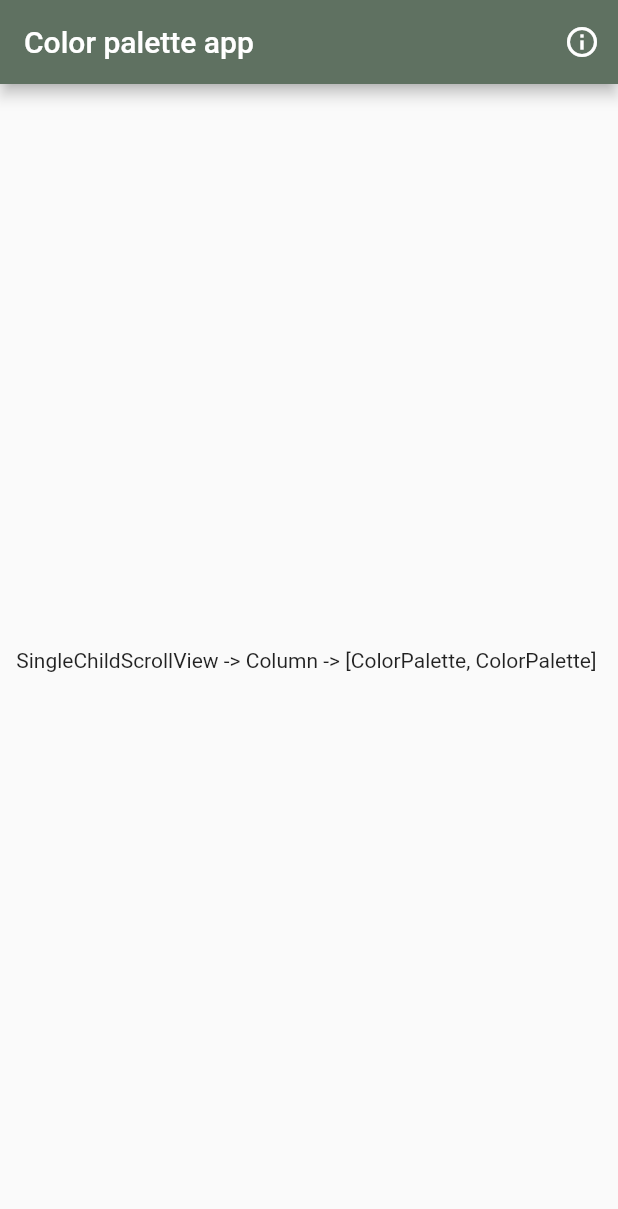
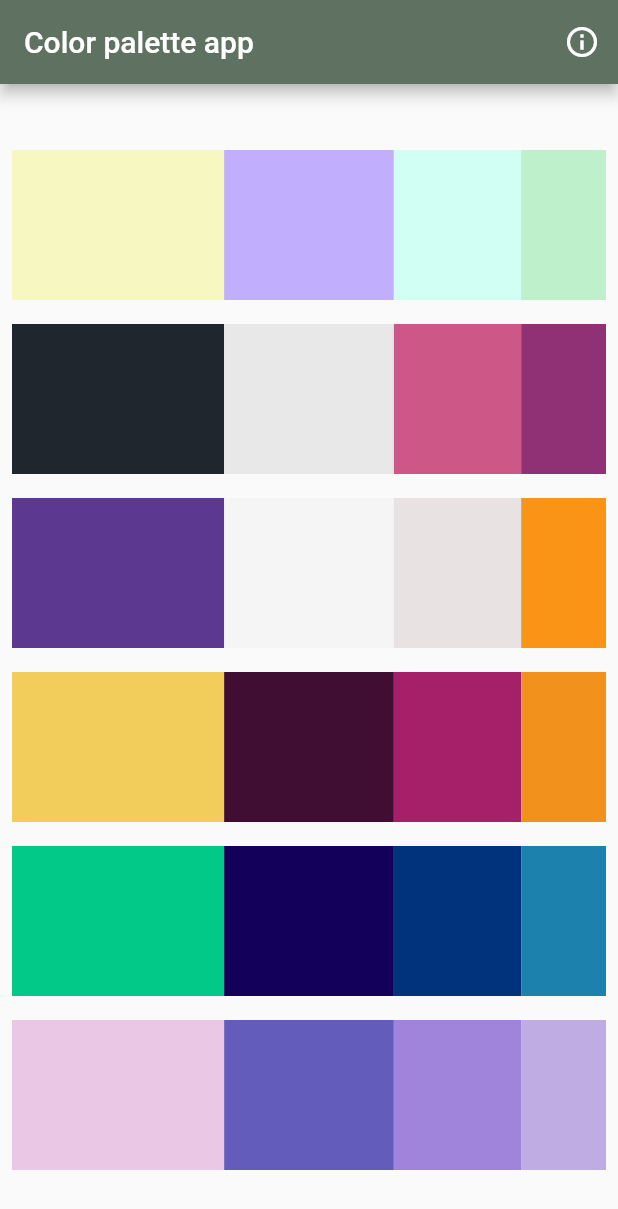
Before and after one commit to llherrera/color-palette-activity, a Flutter app: the screen it shows after launch, on a phone screen of 412 x 824 dp. Shown: the top 1209 px of the screen. Run offline on Flutter 3.47's test engine with Material 2 defaults, Android fonts, the phone set to English and light mode, and no system bars; our stand-ins replace get, loggy.

Commit message:
create palette without bottons

```diff
--- a/lib/ui/pages/color_selection_page.dart
+++ b/lib/ui/pages/color_selection_page.dart
@@ -25,9 +25,71 @@ class ColorSelectionPage extends StatelessWidget {
           ],
         ),
         // https://colorhunt.co/
-        body: (const Center(
-          child: Text(
-              "SingleChildScrollView -> Column -> [ColorPalette, ColorPalette] "),
+        body: (Center(
+          child: SingleChildScrollView(
+            child: Column(
+              children: [ColorPalette(
+                baseColor1: 'F6F7C1',
+                callback1: showColor,
+                baseColor2: 'C1AEFC',
+                callback2: showColor,
+                baseColor3: 'D1FFF3',
+                callback3: showColor,
+                baseColor4: 'BEF0CB',
+                callback4: showColor,
+              ), ColorPalette(
+                baseColor1: '20262E',
+                callback1: showColor,
+                baseColor2: 'E9E8E8',
+                callback2: showColor,
+                baseColor3: 'CD5888',
+                callback3: showColor,
+                baseColor4: '913175',
+                callback4: showColor,
+              ),ColorPalette(
+                baseColor1: '5D3891',
+                callback1: showColor,
+                baseColor2: 'F5F5F5',
+                callback2: showColor,
+                baseColor3: 'E8E2E2',
+                callback3: showColor,
+                baseColor4: 'F99417',
+                callback4: showColor,
+              ), ColorPalette(
+                baseColor1: 'F2CD5C',
+                callback1: showColor,
+                baseColor2: '400E32',
+                callback2: showColor,
+                baseColor3: 'A61F69',
+                callback3: showColor,
+                baseColor4: 'F2921D',
+                callback4: showColor,
+              ),ColorPalette(
+                baseColor1: '03C988',
+                callback1: showColor,
+                baseColor2: '13005A',
+                callback2: showColor,
+                baseColor3: '00337C',
+                callback3: showColor,
+                baseColor4: '1C82AD',
+                callback4: showColor,
+              ), ColorPalette(
+                baseColor1: 'EBC7E6',
+                callback1: showColor,
+                baseColor2: '645CBB',
+                callback2: showColor,
+                baseColor3: 'A084DC',
+                callback3: showColor,
+                baseColor4: 'BFACE2',
+                callback4: showColor,
+              ),
+              ],
+            )
+          ),
+
+
+          /*child: Text(
+              "SingleChildScrollView -> Column -> [ColorPalette, ColorPalette] "),*/
         )));
   }
 
--- a/lib/ui/widgets/color_palette.dart
+++ b/lib/ui/widgets/color_palette.dart
@@ -5,15 +5,28 @@ class ColorPalette extends StatelessWidget {
   const ColorPalette({
     Key? key,
     // así se reciben en el constructor, por ejemplo
-    //required this.baseColor,
+    required this.baseColor1,
+    required this.baseColor2,
+    required this.baseColor3,
+    required this.baseColor4,
+    required this.callback1,
+    required this.callback2,
+    required this.callback3,
+    required this.callback4,
   }) : super(key: key);
 
   // atributos de la clase, por ejemplo
-  //final String baseColor;
+  final String baseColor1;
+  final String baseColor2;
+  final String baseColor3;
+  final String baseColor4;
 
   // también se puede tener como un atributo un callback, necesiario ya que es un
   // widget sin estado, por ejemplo
-  //final Function(String) callback;
+  final Function(String) callback1;
+  final Function(String) callback2;
+  final Function(String) callback3;
+  final Function(String) callback4;
 
   @override
   Widget build(BuildContext context) {
@@ -21,8 +34,48 @@ class ColorPalette extends StatelessWidget {
     return Padding(
       padding: const EdgeInsets.all(8.0),
       // vamos a mostrar los elementos en un row
-      child: Text(
-          'Row -> [Expanded(flex: 4,GestureDetector(Container(height: 100, color: ColorUtils.FromHex(baseColor))) )]'),
+      child:
+        Row(children: <Widget> [
+          Expanded(
+            flex:5,
+            child: GestureDetector(
+              child: Container(
+                height: 100,
+                color: ColorUtils.FromHex(baseColor1),
+              ),
+            ),
+          ),
+          Expanded(
+            flex:4,
+            child: GestureDetector(
+              child: Container(
+                height: 100,
+                color: ColorUtils.FromHex(baseColor2),
+              ),
+            ),
+          ),
+          Expanded(
+            flex:3,
+            child: GestureDetector(
+              child: Container(
+                height: 100,
+                color: ColorUtils.FromHex(baseColor3),
+              ),
+            ),
+          ),
+          Expanded(
+            flex:2,
+            child: GestureDetector(
+              child: Container(
+                height: 100,
+                color: ColorUtils.FromHex(baseColor4),
+              ),
+            ),
+          ),
+        ],)
+
+      /*Text(
+          'Row -> [Expanded(flex: 4,GestureDetector(Container(height: 100, color: ColorUtils.FromHex(baseColor))) )]'),*/
     );
   }
 }
```
Also changed, not shown: pubspec.lock, 1 other file.
